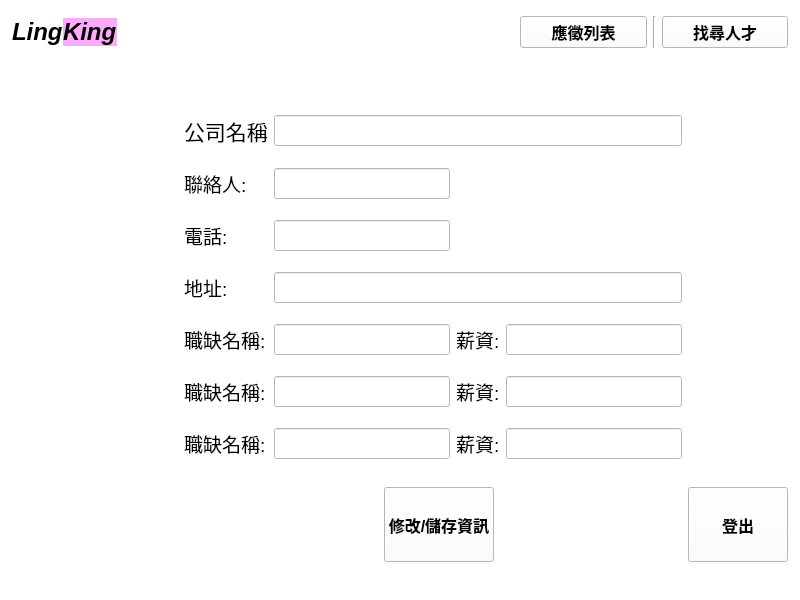
The window that UI/company_interface.ui (smilesmilehero/Advanced_Python_final_project_resume_system) describes before a commit, drawn with Qt 5.
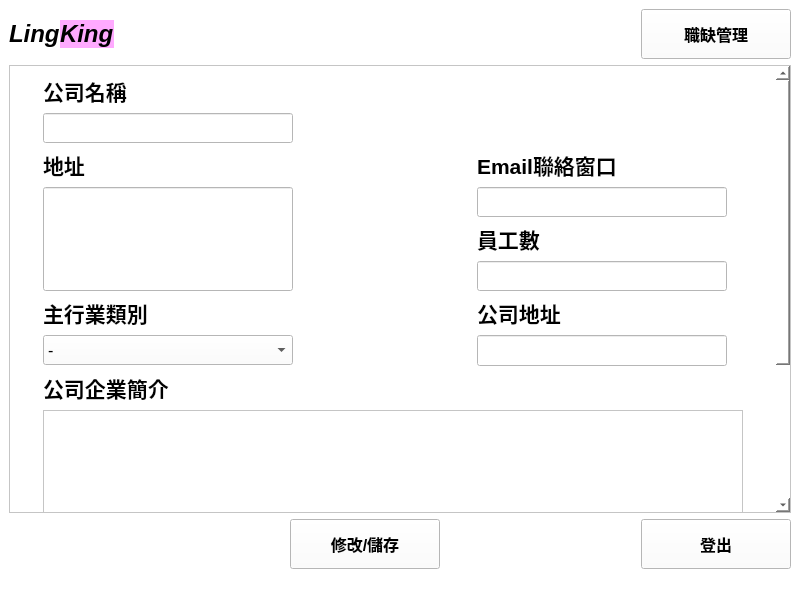
The same window after the commit.

Patch:
```diff
--- a/UI/company_interface.ui
+++ b/UI/company_interface.ui
@@ -18,394 +18,87 @@
   </property>
   <widget class="QWidget" name="centralwidget">
    <layout class="QGridLayout" name="gridLayout_2">
-    <property name="leftMargin">
-     <number>12</number>
-    </property>
-    <property name="topMargin">
-     <number>10</number>
-    </property>
-    <property name="rightMargin">
-     <number>12</number>
-    </property>
-    <property name="bottomMargin">
-     <number>10</number>
-    </property>
-    <item row="2" column="0">
-     <spacer name="verticalSpacer">
-      <property name="orientation">
-       <enum>Qt::Vertical</enum>
-      </property>
-      <property name="sizeType">
-       <enum>QSizePolicy::Fixed</enum>
-      </property>
-      <property name="sizeHint" stdset="0">
-       <size>
-        <width>20</width>
-        <height>375</height>
-       </size>
-      </property>
-     </spacer>
-    </item>
-    <item row="2" column="1" colspan="2">
+    <item row="0" column="0">
      <layout class="QGridLayout" name="gridLayout">
-      <item row="1" column="0">
-       <widget class="QLabel" name="label_2">
-        <property name="font">
-         <font>
-          <pointsize>14</pointsize>
-         </font>
+      <item row="0" column="3">
+       <widget class="QPushButton" name="job_manage_BTN">
+        <property name="sizePolicy">
+         <sizepolicy hsizetype="Minimum" vsizetype="Minimum">
+          <horstretch>0</horstretch>
+          <verstretch>0</verstretch>
+         </sizepolicy>
         </property>
-        <property name="text">
-         <string>聯絡人:</string>
+        <property name="minimumSize">
+         <size>
+          <width>150</width>
+          <height>50</height>
+         </size>
         </property>
-       </widget>
-      </item>
-      <item row="0" column="1" colspan="3">
-       <widget class="QLineEdit" name="company_name_show">
         <property name="font">
          <font>
-          <pointsize>14</pointsize>
+          <pointsize>12</pointsize>
+          <weight>75</weight>
+          <bold>true</bold>
          </font>
         </property>
         <property name="text">
-         <string/>
+         <string>職缺管理</string>
         </property>
        </widget>
       </item>
-      <item row="1" column="1">
-       <widget class="QLineEdit" name="connect_name">
-        <property name="font">
-         <font>
-          <pointsize>14</pointsize>
-         </font>
-        </property>
-       </widget>
-      </item>
-      <item row="2" column="1">
-       <widget class="QLineEdit" name="lineEdit_2">
-        <property name="font">
-         <font>
-          <pointsize>14</pointsize>
-         </font>
-        </property>
-       </widget>
-      </item>
-      <item row="2" column="0">
-       <widget class="QLabel" name="label_3">
-        <property name="font">
-         <font>
-          <pointsize>14</pointsize>
-         </font>
-        </property>
-        <property name="text">
-         <string>電話:</string>
-        </property>
-       </widget>
-      </item>
-      <item row="0" column="0">
-       <widget class="QLabel" name="show_company_name">
-        <property name="font">
-         <font>
-          <pointsize>16</pointsize>
-         </font>
-        </property>
-        <property name="text">
-         <string>公司名稱</string>
-        </property>
-       </widget>
-      </item>
-      <item row="5" column="1">
-       <widget class="QLineEdit" name="lineEdit_7">
-        <property name="font">
-         <font>
-          <pointsize>14</pointsize>
-         </font>
-        </property>
-       </widget>
-      </item>
-      <item row="5" column="0">
-       <widget class="QLabel" name="label_8">
-        <property name="font">
-         <font>
-          <pointsize>14</pointsize>
-         </font>
-        </property>
-        <property name="text">
-         <string>職缺名稱:</string>
-        </property>
-       </widget>
-      </item>
-      <item row="4" column="1">
-       <widget class="QLineEdit" name="lineEdit_6">
-        <property name="font">
-         <font>
-          <pointsize>14</pointsize>
-         </font>
-        </property>
-       </widget>
-      </item>
-      <item row="4" column="2">
-       <widget class="QLabel" name="label_12">
-        <property name="font">
-         <font>
-          <pointsize>14</pointsize>
-         </font>
-        </property>
-        <property name="text">
-         <string>薪資:</string>
-        </property>
-       </widget>
-      </item>
-      <item row="4" column="0">
-       <widget class="QLabel" name="label_7">
-        <property name="font">
-         <font>
-          <pointsize>14</pointsize>
-         </font>
-        </property>
-        <property name="text">
-         <string>職缺名稱:</string>
-        </property>
-       </widget>
-      </item>
-      <item row="5" column="2">
-       <widget class="QLabel" name="label_10">
-        <property name="font">
-         <font>
-          <pointsize>14</pointsize>
-         </font>
-        </property>
-        <property name="text">
-         <string>薪資:</string>
-        </property>
-       </widget>
-      </item>
-      <item row="3" column="0">
-       <widget class="QLabel" name="label_4">
-        <property name="font">
-         <font>
-          <pointsize>14</pointsize>
-         </font>
-        </property>
-        <property name="text">
-         <string>地址:</string>
-        </property>
-       </widget>
-      </item>
-      <item row="3" column="1" colspan="3">
-       <widget class="QLineEdit" name="lineEdit_3">
-        <property name="font">
-         <font>
-          <pointsize>14</pointsize>
-         </font>
-        </property>
-        <property name="text">
-         <string/>
-        </property>
-       </widget>
-      </item>
-      <item row="4" column="3">
-       <widget class="QLineEdit" name="lineEdit_9">
-        <property name="font">
-         <font>
-          <pointsize>14</pointsize>
-         </font>
-        </property>
-       </widget>
-      </item>
-      <item row="6" column="1">
-       <widget class="QLineEdit" name="lineEdit_8">
-        <property name="font">
-         <font>
-          <pointsize>14</pointsize>
-         </font>
-        </property>
-       </widget>
-      </item>
-      <item row="6" column="2">
-       <widget class="QLabel" name="label_11">
-        <property name="font">
-         <font>
-          <pointsize>14</pointsize>
-         </font>
-        </property>
-        <property name="text">
-         <string>薪資:</string>
-        </property>
-       </widget>
-      </item>
-      <item row="5" column="3">
-       <widget class="QLineEdit" name="lineEdit_11">
-        <property name="font">
-         <font>
-          <pointsize>14</pointsize>
-         </font>
-        </property>
-       </widget>
-      </item>
-      <item row="6" column="0">
-       <widget class="QLabel" name="label_9">
-        <property name="font">
-         <font>
-          <pointsize>14</pointsize>
-         </font>
-        </property>
-        <property name="text">
-         <string>職缺名稱:</string>
-        </property>
-       </widget>
-      </item>
-      <item row="6" column="3">
-       <widget class="QLineEdit" name="lineEdit_10">
-        <property name="font">
-         <font>
-          <pointsize>14</pointsize>
-         </font>
-        </property>
-       </widget>
-      </item>
-     </layout>
-    </item>
-    <item row="3" column="3">
-     <widget class="QPushButton" name="logout_BTN">
-      <property name="sizePolicy">
-       <sizepolicy hsizetype="Expanding" vsizetype="Expanding">
-        <horstretch>1</horstretch>
-        <verstretch>1</verstretch>
-       </sizepolicy>
-      </property>
-      <property name="maximumSize">
-       <size>
-        <width>100</width>
-        <height>75</height>
-       </size>
-      </property>
-      <property name="font">
-       <font>
-        <pointsize>12</pointsize>
-        <weight>75</weight>
-        <bold>true</bold>
-       </font>
-      </property>
-      <property name="cursor">
-       <cursorShape>PointingHandCursor</cursorShape>
-      </property>
-      <property name="styleSheet">
-       <string notr="true">background-color: rgb(255, 255, 255);</string>
-      </property>
-      <property name="text">
-       <string>登出</string>
-      </property>
-     </widget>
-    </item>
-    <item row="0" column="0" colspan="2">
-     <layout class="QHBoxLayout" name="horizontalLayout_2">
-      <property name="spacing">
-       <number>0</number>
-      </property>
-      <item>
-       <widget class="QLabel" name="label">
-        <property name="enabled">
-         <bool>true</bool>
-        </property>
+      <item row="2" column="3">
+       <widget class="QPushButton" name="logout_BTN">
         <property name="sizePolicy">
-         <sizepolicy hsizetype="Fixed" vsizetype="Fixed">
+         <sizepolicy hsizetype="Minimum" vsizetype="Minimum">
           <horstretch>1</horstretch>
-          <verstretch>0</verstretch>
+          <verstretch>1</verstretch>
          </sizepolicy>
         </property>
-        <property name="font">
-         <font>
-          <pointsize>18</pointsize>
-          <weight>75</weight>
-          <italic>true</italic>
-          <bold>true</bold>
-          <strikeout>false</strikeout>
-         </font>
+        <property name="minimumSize">
+         <size>
+          <width>150</width>
+          <height>50</height>
+         </size>
         </property>
-        <property name="text">
-         <string>Ling</string>
+        <property name="maximumSize">
+         <size>
+          <width>150</width>
+          <height>50</height>
+         </size>
         </property>
-        <property name="textFormat">
-         <enum>Qt::PlainText</enum>
-        </property>
-        <property name="wordWrap">
-         <bool>false</bool>
-        </property>
-       </widget>
-      </item>
-      <item>
-       <widget class="QLabel" name="label_5">
-        <property name="sizePolicy">
-         <sizepolicy hsizetype="Fixed" vsizetype="Fixed">
-          <horstretch>2</horstretch>
-          <verstretch>0</verstretch>
-         </sizepolicy>
-        </property>
         <property name="font">
          <font>
-          <pointsize>18</pointsize>
+          <pointsize>12</pointsize>
           <weight>75</weight>
-          <italic>true</italic>
           <bold>true</bold>
          </font>
         </property>
         <property name="styleSheet">
-         <string notr="true">background-color: rgb(255, 170, 255)</string>
+         <string notr="true">background-color: rgb(255, 255, 255);</string>
         </property>
         <property name="text">
-         <string>King</string>
+         <string>登出</string>
         </property>
        </widget>
       </item>
-      <item>
-       <spacer name="horizontalSpacer">
-        <property name="orientation">
-         <enum>Qt::Horizontal</enum>
-        </property>
-        <property name="sizeType">
-         <enum>QSizePolicy::Expanding</enum>
-        </property>
-        <property name="sizeHint" stdset="0">
-         <size>
-          <width>40</width>
-          <height>20</height>
-         </size>
-        </property>
-       </spacer>
-      </item>
-     </layout>
-    </item>
-    <item row="3" column="1">
-     <layout class="QHBoxLayout" name="horizontalLayout_3">
-      <item>
-       <spacer name="horizontalSpacer_2">
-        <property name="orientation">
-         <enum>Qt::Horizontal</enum>
-        </property>
-        <property name="sizeType">
-         <enum>QSizePolicy::Fixed</enum>
-        </property>
-        <property name="sizeHint" stdset="0">
-         <size>
-          <width>200</width>
-          <height>20</height>
-         </size>
-        </property>
-       </spacer>
-      </item>
-      <item>
+      <item row="2" column="1">
        <widget class="QPushButton" name="update_save_BTN">
         <property name="sizePolicy">
-         <sizepolicy hsizetype="Maximum" vsizetype="Fixed">
+         <sizepolicy hsizetype="Minimum" vsizetype="Minimum">
           <horstretch>0</horstretch>
           <verstretch>0</verstretch>
          </sizepolicy>
         </property>
+        <property name="minimumSize">
+         <size>
+          <width>150</width>
+          <height>50</height>
+         </size>
+        </property>
         <property name="maximumSize">
          <size>
-          <width>250</width>
-          <height>75</height>
+          <width>150</width>
+          <height>50</height>
          </size>
         </property>
         <property name="font">
@@ -416,95 +109,600 @@
          </font>
         </property>
         <property name="text">
-         <string>修改/儲存資訊</string>
+         <string>修改/儲存</string>
         </property>
        </widget>
       </item>
-     </layout>
-    </item>
-    <item row="0" column="2" colspan="2">
-     <layout class="QHBoxLayout" name="horizontalLayout">
-      <item>
+      <item row="0" column="0">
+       <layout class="QHBoxLayout" name="horizontalLayout_2">
+        <property name="spacing">
+         <number>0</number>
+        </property>
+        <item>
+         <widget class="QLabel" name="label">
+          <property name="enabled">
+           <bool>true</bool>
+          </property>
+          <property name="sizePolicy">
+           <sizepolicy hsizetype="Fixed" vsizetype="Fixed">
+            <horstretch>1</horstretch>
+            <verstretch>0</verstretch>
+           </sizepolicy>
+          </property>
+          <property name="font">
+           <font>
+            <pointsize>18</pointsize>
+            <weight>75</weight>
+            <italic>true</italic>
+            <bold>true</bold>
+            <strikeout>false</strikeout>
+           </font>
+          </property>
+          <property name="text">
+           <string>Ling</string>
+          </property>
+          <property name="textFormat">
+           <enum>Qt::PlainText</enum>
+          </property>
+          <property name="wordWrap">
+           <bool>false</bool>
+          </property>
+         </widget>
+        </item>
+        <item>
+         <widget class="QLabel" name="label_5">
+          <property name="sizePolicy">
+           <sizepolicy hsizetype="Fixed" vsizetype="Fixed">
+            <horstretch>2</horstretch>
+            <verstretch>0</verstretch>
+           </sizepolicy>
+          </property>
+          <property name="font">
+           <font>
+            <pointsize>18</pointsize>
+            <weight>75</weight>
+            <italic>true</italic>
+            <bold>true</bold>
+           </font>
+          </property>
+          <property name="styleSheet">
+           <string notr="true">background-color: rgb(255, 170, 255)</string>
+          </property>
+          <property name="text">
+           <string>King</string>
+          </property>
+         </widget>
+        </item>
+        <item>
+         <spacer name="horizontalSpacer">
+          <property name="orientation">
+           <enum>Qt::Horizontal</enum>
+          </property>
+          <property name="sizeType">
+           <enum>QSizePolicy::Expanding</enum>
+          </property>
+          <property name="sizeHint" stdset="0">
+           <size>
+            <width>40</width>
+            <height>20</height>
+           </size>
+          </property>
+         </spacer>
+        </item>
+       </layout>
+      </item>
+      <item row="2" column="2">
        <spacer name="horizontalSpacer_3">
         <property name="orientation">
          <enum>Qt::Horizontal</enum>
         </property>
-        <property name="sizeType">
-         <enum>QSizePolicy::Fixed</enum>
-        </property>
         <property name="sizeHint" stdset="0">
          <size>
-          <width>20</width>
+          <width>40</width>
           <height>20</height>
          </size>
         </property>
        </spacer>
       </item>
-      <item>
-       <widget class="QPushButton" name="job_notice">
-        <property name="sizePolicy">
-         <sizepolicy hsizetype="Expanding" vsizetype="Fixed">
-          <horstretch>0</horstretch>
-          <verstretch>0</verstretch>
-         </sizepolicy>
+      <item row="2" column="0">
+       <spacer name="horizontalSpacer_4">
+        <property name="orientation">
+         <enum>Qt::Horizontal</enum>
         </property>
-        <property name="font">
-         <font>
-          <pointsize>12</pointsize>
-          <weight>75</weight>
-          <bold>true</bold>
-         </font>
+        <property name="sizeHint" stdset="0">
+         <size>
+          <width>275</width>
+          <height>20</height>
+         </size>
         </property>
-        <property name="text">
-         <string>應徵列表</string>
-        </property>
-       </widget>
+       </spacer>
       </item>
-      <item>
-       <widget class="Line" name="line">
+      <item row="0" column="1" colspan="2">
+       <spacer name="horizontalSpacer_2">
         <property name="orientation">
-         <enum>Qt::Vertical</enum>
+         <enum>Qt::Horizontal</enum>
         </property>
-       </widget>
+        <property name="sizeHint" stdset="0">
+         <size>
+          <width>40</width>
+          <height>20</height>
+         </size>
+        </property>
+       </spacer>
       </item>
-      <item>
-       <widget class="QPushButton" name="job_search">
-        <property name="sizePolicy">
-         <sizepolicy hsizetype="Expanding" vsizetype="Fixed">
-          <horstretch>0</horstretch>
-          <verstretch>0</verstretch>
-         </sizepolicy>
+      <item row="1" column="0" colspan="4">
+       <widget class="QScrollArea" name="scrollArea">
+        <property name="verticalScrollBarPolicy">
+         <enum>Qt::ScrollBarAsNeeded</enum>
         </property>
-        <property name="font">
-         <font>
-          <pointsize>12</pointsize>
-          <weight>75</weight>
-          <bold>true</bold>
-         </font>
+        <property name="horizontalScrollBarPolicy">
+         <enum>Qt::ScrollBarAsNeeded</enum>
         </property>
-        <property name="text">
-         <string>找尋人才</string>
+        <property name="widgetResizable">
+         <bool>true</bool>
         </property>
+        <widget class="QWidget" name="scrollAreaWidgetContents">
+         <property name="geometry">
+          <rect>
+           <x>0</x>
+           <y>0</y>
+           <width>761</width>
+           <height>590</height>
+          </rect>
+         </property>
+         <layout class="QGridLayout" name="gridLayout_4">
+          <item row="0" column="0">
+           <layout class="QGridLayout" name="gridLayout_3">
+            <item row="0" column="0">
+             <widget class="QLabel" name="label_2">
+              <property name="sizePolicy">
+               <sizepolicy hsizetype="Fixed" vsizetype="Fixed">
+                <horstretch>0</horstretch>
+                <verstretch>0</verstretch>
+               </sizepolicy>
+              </property>
+              <property name="font">
+               <font>
+                <pointsize>16</pointsize>
+                <weight>75</weight>
+                <bold>true</bold>
+               </font>
+              </property>
+              <property name="text">
+               <string>公司名稱</string>
+              </property>
+             </widget>
+            </item>
+            <item row="1" column="0">
+             <widget class="QLineEdit" name="company_name_input">
+              <property name="sizePolicy">
+               <sizepolicy hsizetype="Maximum" vsizetype="Maximum">
+                <horstretch>0</horstretch>
+                <verstretch>0</verstretch>
+               </sizepolicy>
+              </property>
+              <property name="maximumSize">
+               <size>
+                <width>250</width>
+                <height>30</height>
+               </size>
+              </property>
+              <property name="font">
+               <font>
+                <pointsize>14</pointsize>
+               </font>
+              </property>
+             </widget>
+            </item>
+            <item row="2" column="0">
+             <widget class="QLabel" name="label_3">
+              <property name="sizePolicy">
+               <sizepolicy hsizetype="Fixed" vsizetype="Fixed">
+                <horstretch>0</horstretch>
+                <verstretch>0</verstretch>
+               </sizepolicy>
+              </property>
+              <property name="font">
+               <font>
+                <pointsize>16</pointsize>
+                <weight>75</weight>
+                <bold>true</bold>
+               </font>
+              </property>
+              <property name="text">
+               <string>地址</string>
+              </property>
+             </widget>
+            </item>
+            <item row="2" column="1">
+             <widget class="QLabel" name="label_6">
+              <property name="sizePolicy">
+               <sizepolicy hsizetype="Fixed" vsizetype="Fixed">
+                <horstretch>0</horstretch>
+                <verstretch>0</verstretch>
+               </sizepolicy>
+              </property>
+              <property name="font">
+               <font>
+                <pointsize>16</pointsize>
+                <weight>75</weight>
+                <bold>true</bold>
+               </font>
+              </property>
+              <property name="text">
+               <string>Email聯絡窗口</string>
+              </property>
+             </widget>
+            </item>
+            <item row="3" column="0" rowspan="3">
+             <widget class="QLineEdit" name="address_input">
+              <property name="sizePolicy">
+               <sizepolicy hsizetype="Fixed" vsizetype="Minimum">
+                <horstretch>0</horstretch>
+                <verstretch>0</verstretch>
+               </sizepolicy>
+              </property>
+              <property name="minimumSize">
+               <size>
+                <width>0</width>
+                <height>50</height>
+               </size>
+              </property>
+              <property name="maximumSize">
+               <size>
+                <width>250</width>
+                <height>16777215</height>
+               </size>
+              </property>
+              <property name="font">
+               <font>
+                <pointsize>14</pointsize>
+               </font>
+              </property>
+             </widget>
+            </item>
+            <item row="3" column="1">
+             <widget class="QLineEdit" name="email_input">
+              <property name="sizePolicy">
+               <sizepolicy hsizetype="Maximum" vsizetype="Maximum">
+                <horstretch>0</horstretch>
+                <verstretch>0</verstretch>
+               </sizepolicy>
+              </property>
+              <property name="maximumSize">
+               <size>
+                <width>250</width>
+                <height>30</height>
+               </size>
+              </property>
+              <property name="font">
+               <font>
+                <pointsize>14</pointsize>
+               </font>
+              </property>
+             </widget>
+            </item>
+            <item row="4" column="1">
+             <widget class="QLabel" name="label_4">
+              <property name="sizePolicy">
+               <sizepolicy hsizetype="Fixed" vsizetype="Fixed">
+                <horstretch>0</horstretch>
+                <verstretch>0</verstretch>
+               </sizepolicy>
+              </property>
+              <property name="font">
+               <font>
+                <pointsize>16</pointsize>
+                <weight>75</weight>
+                <bold>true</bold>
+               </font>
+              </property>
+              <property name="text">
+               <string>員工數</string>
+              </property>
+             </widget>
+            </item>
+            <item row="5" column="1">
+             <widget class="QLineEdit" name="employe_input">
+              <property name="sizePolicy">
+               <sizepolicy hsizetype="Maximum" vsizetype="Maximum">
+                <horstretch>0</horstretch>
+                <verstretch>0</verstretch>
+               </sizepolicy>
+              </property>
+              <property name="maximumSize">
+               <size>
+                <width>250</width>
+                <height>30</height>
+               </size>
+              </property>
+              <property name="font">
+               <font>
+                <pointsize>14</pointsize>
+               </font>
+              </property>
+             </widget>
+            </item>
+            <item row="6" column="0">
+             <widget class="QLabel" name="label_7">
+              <property name="sizePolicy">
+               <sizepolicy hsizetype="Fixed" vsizetype="Fixed">
+                <horstretch>0</horstretch>
+                <verstretch>0</verstretch>
+               </sizepolicy>
+              </property>
+              <property name="font">
+               <font>
+                <pointsize>16</pointsize>
+                <weight>75</weight>
+                <bold>true</bold>
+               </font>
+              </property>
+              <property name="text">
+               <string>主行業類別</string>
+              </property>
+             </widget>
+            </item>
+            <item row="6" column="1">
+             <widget class="QLabel" name="label_8">
+              <property name="sizePolicy">
+               <sizepolicy hsizetype="Fixed" vsizetype="Fixed">
+                <horstretch>0</horstretch>
+                <verstretch>0</verstretch>
+               </sizepolicy>
+              </property>
+              <property name="font">
+               <font>
+                <pointsize>16</pointsize>
+                <weight>75</weight>
+                <bold>true</bold>
+               </font>
+              </property>
+              <property name="text">
+               <string>公司地址</string>
+              </property>
+             </widget>
+            </item>
+            <item row="7" column="0">
+             <widget class="QComboBox" name="department_comboBox">
+              <property name="sizePolicy">
+               <sizepolicy hsizetype="Maximum" vsizetype="Maximum">
+                <horstretch>0</horstretch>
+                <verstretch>0</verstretch>
+               </sizepolicy>
+              </property>
+              <property name="minimumSize">
+               <size>
+                <width>200</width>
+                <height>30</height>
+               </size>
+              </property>
+              <property name="maximumSize">
+               <size>
+                <width>250</width>
+                <height>16777215</height>
+               </size>
+              </property>
+              <property name="font">
+               <font>
+                <pointsize>12</pointsize>
+                <underline>false</underline>
+                <strikeout>false</strikeout>
+               </font>
+              </property>
+              <property name="cursor">
+               <cursorShape>PointingHandCursor</cursorShape>
+              </property>
+              <property name="tabletTracking">
+               <bool>false</bool>
+              </property>
+              <property name="toolTipDuration">
+               <number>-1</number>
+              </property>
+              <property name="inputMethodHints">
+               <set>Qt::ImhNone</set>
+              </property>
+              <property name="editable">
+               <bool>false</bool>
+              </property>
+              <property name="currentText">
+               <string>-</string>
+              </property>
+              <property name="frame">
+               <bool>true</bool>
+              </property>
+              <item>
+               <property name="text">
+                <string>-</string>
+               </property>
+              </item>
+              <item>
+               <property name="text">
+                <string>農、林、漁、牧業</string>
+               </property>
+              </item>
+              <item>
+               <property name="text">
+                <string>礦業及土石採取業</string>
+               </property>
+              </item>
+              <item>
+               <property name="text">
+                <string>製造業</string>
+               </property>
+              </item>
+              <item>
+               <property name="text">
+                <string>電力及燃氣供應業</string>
+               </property>
+              </item>
+              <item>
+               <property name="text">
+                <string>用水供應及污染整治業</string>
+               </property>
+              </item>
+              <item>
+               <property name="text">
+                <string>營建工程業</string>
+               </property>
+              </item>
+              <item>
+               <property name="text">
+                <string>批發及零售業</string>
+               </property>
+              </item>
+              <item>
+               <property name="text">
+                <string>運輸及倉儲業</string>
+               </property>
+              </item>
+              <item>
+               <property name="text">
+                <string>住宿及餐飲業</string>
+               </property>
+              </item>
+              <item>
+               <property name="text">
+                <string>出版影音及資通訊業</string>
+               </property>
+              </item>
+              <item>
+               <property name="text">
+                <string>金融及保險業</string>
+               </property>
+              </item>
+              <item>
+               <property name="text">
+                <string>不動產業</string>
+               </property>
+              </item>
+              <item>
+               <property name="text">
+                <string>專業、科學及技術服務業</string>
+               </property>
+              </item>
+              <item>
+               <property name="text">
+                <string>支援服務業</string>
+               </property>
+              </item>
+              <item>
+               <property name="text">
+                <string>公共行政及國防；強制性社會安全</string>
+               </property>
+              </item>
+              <item>
+               <property name="text">
+                <string>教育業</string>
+               </property>
+              </item>
+              <item>
+               <property name="text">
+                <string>醫療保健及社會工作服務業</string>
+               </property>
+              </item>
+              <item>
+               <property name="text">
+                <string>藝術、娛樂及休閒服務業</string>
+               </property>
+              </item>
+              <item>
+               <property name="text">
+                <string>工程學門</string>
+               </property>
+              </item>
+              <item>
+               <property name="text">
+                <string>資訊科學學門</string>
+               </property>
+              </item>
+              <item>
+               <property name="text">
+                <string>自然科學學門</string>
+               </property>
+              </item>
+              <item>
+               <property name="text">
+                <string>環境保護學門</string>
+               </property>
+              </item>
+              <item>
+               <property name="text">
+                <string>其他服務業</string>
+               </property>
+              </item>
+             </widget>
+            </item>
+            <item row="7" column="1">
+             <widget class="QLineEdit" name="address_input_2">
+              <property name="sizePolicy">
+               <sizepolicy hsizetype="Fixed" vsizetype="Maximum">
+                <horstretch>0</horstretch>
+                <verstretch>0</verstretch>
+               </sizepolicy>
+              </property>
+              <property name="maximumSize">
+               <size>
+                <width>250</width>
+                <height>16777215</height>
+               </size>
+              </property>
+              <property name="font">
+               <font>
+                <pointsize>14</pointsize>
+               </font>
+              </property>
+             </widget>
+            </item>
+            <item row="8" column="0">
+             <widget class="QLabel" name="label_9">
+              <property name="sizePolicy">
+               <sizepolicy hsizetype="Fixed" vsizetype="Fixed">
+                <horstretch>0</horstretch>
+                <verstretch>0</verstretch>
+               </sizepolicy>
+              </property>
+              <property name="font">
+               <font>
+                <pointsize>16</pointsize>
+                <weight>75</weight>
+                <bold>true</bold>
+               </font>
+              </property>
+              <property name="text">
+               <string>公司企業簡介</string>
+              </property>
+             </widget>
+            </item>
+            <item row="9" column="0" colspan="2">
+             <widget class="QTextEdit" name="profile_BTN">
+              <property name="sizePolicy">
+               <sizepolicy hsizetype="Minimum" vsizetype="Minimum">
+                <horstretch>0</horstretch>
+                <verstretch>0</verstretch>
+               </sizepolicy>
+              </property>
+              <property name="minimumSize">
+               <size>
+                <width>700</width>
+                <height>300</height>
+               </size>
+              </property>
+              <property name="font">
+               <font>
+                <pointsize>14</pointsize>
+               </font>
+              </property>
+             </widget>
+            </item>
+           </layout>
+          </item>
+         </layout>
+        </widget>
        </widget>
       </item>
      </layout>
     </item>
-    <item row="1" column="0">
-     <spacer name="verticalSpacer_2">
-      <property name="orientation">
-       <enum>Qt::Vertical</enum>
-      </property>
-      <property name="sizeType">
-       <enum>QSizePolicy::Fixed</enum>
-      </property>
-      <property name="sizeHint" stdset="0">
-       <size>
-        <width>20</width>
-        <height>40</height>
-       </size>
-      </property>
-     </spacer>
-    </item>
    </layout>
   </widget>
   <widget class="QStatusBar" name="statusbar"/>
```
Left out of the diff: 7 changed lines with no effect on the pictures.
